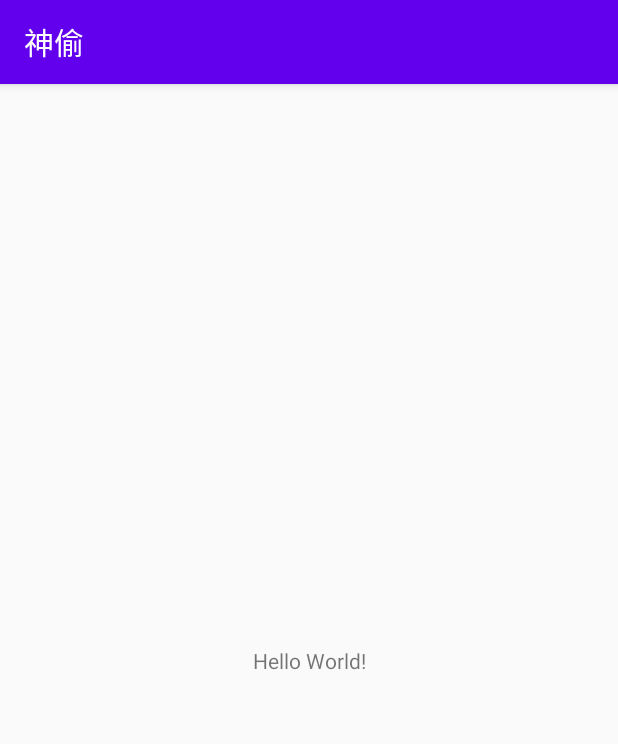
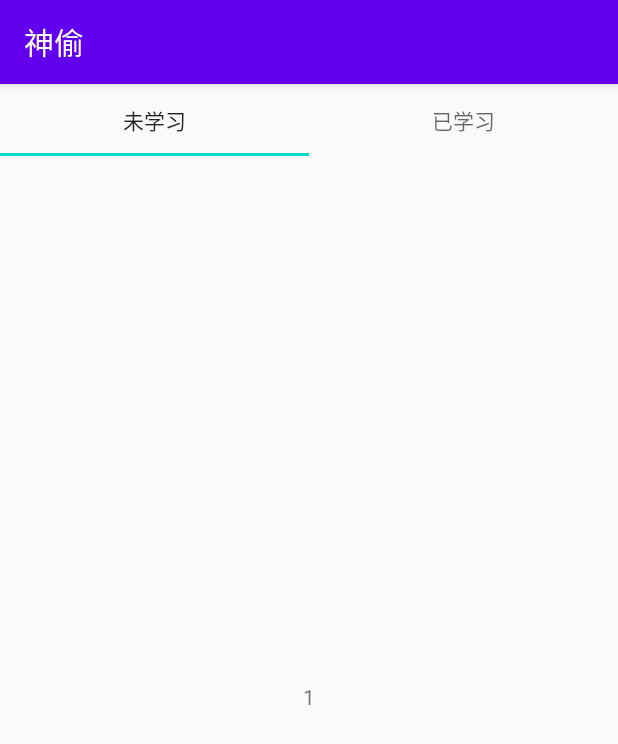
Before and after one commit to sg552/bug_study_android, an Android app: the screen it shows after launch (MainActivity), on a phone screen of 412 x 824 dp. Shown: the top 744 px of the screen. Run offline under Robolectric (Android 15) with nearby library versions, the phone set to English and light mode, and no system bars.

Commit message:
做了重命名

```diff
--- a/app/src/main/java/com/shentou/MainActivity.java
+++ b/app/src/main/java/com/shentou/MainActivity.java
@@ -14,7 +14,6 @@ import android.view.ViewGroup;
 public class MainActivity extends AppCompatActivity {
   @Override
   public void onCreate(Bundle savedInstanceState) {
-    Log.d("main", "==  hihihi");
     super.onCreate(savedInstanceState);
     setContentView(R.layout.activity_main);
   }
--- a/app/src/main/java/com/shentou/DemoObjectFragment.java
+++ b/app/src/main/java/com/shentou/SingleTabFragment.java
@@ -1,6 +1,7 @@
 package com.shentou;
 
 import android.os.Bundle;
+import android.util.Log;
 import android.view.LayoutInflater;
 import android.view.View;
 import android.view.ViewGroup;
@@ -10,7 +11,7 @@ import androidx.annotation.NonNull;
 import androidx.annotation.Nullable;
 import androidx.fragment.app.Fragment;
 
-public class DemoObjectFragment extends Fragment {
+public class SingleTabFragment extends Fragment {
   public static final String ARG_OBJECT = "object";
 
   @Override
@@ -22,7 +23,8 @@ public class DemoObjectFragment extends Fragment {
   @Override
   public void onViewCreated(@NonNull View view, @Nullable Bundle savedInstanceState) {
     Bundle args = getArguments();
-    ((TextView) view.findViewById(android.R.id.text1))
-            .setText(Integer.toString(args.getInt(ARG_OBJECT)));
+    TextView text = (TextView) view.findViewById(R.id.text1);
+    Log.i("== text: ", text.toString());
+    text.setText(Integer.toString(args.getInt(ARG_OBJECT)));
   }
 }
--- a/app/src/main/java/com/shentou/DemoCollectionPagerAdapter.java
+++ b/app/src/main/java/com/shentou/TabPagerAdapter.java
@@ -6,17 +6,17 @@ import androidx.fragment.app.Fragment;
 import androidx.fragment.app.FragmentManager;
 import androidx.fragment.app.FragmentStatePagerAdapter;
 
-class DemoCollectionPagerAdapter extends FragmentStatePagerAdapter {
-  public DemoCollectionPagerAdapter(FragmentManager fm) {
+class TabPagerAdapter extends FragmentStatePagerAdapter {
+  public TabPagerAdapter(FragmentManager fm) {
     super(fm);
   }
 
   @Override
   public Fragment getItem(int i) {
-    Fragment fragment = new DemoObjectFragment();
+    Fragment fragment = new SingleTabFragment();
     Bundle args = new Bundle();
     // Our object is just an integer :-P
-    args.putInt(DemoObjectFragment.ARG_OBJECT, i + 1);
+    args.putInt(SingleTabFragment.ARG_OBJECT, i + 1);
     fragment.setArguments(args);
     return fragment;
   }
@@ -28,6 +28,14 @@ class DemoCollectionPagerAdapter extends FragmentStatePagerAdapter {
 
   @Override
   public CharSequence getPageTitle(int position) {
-    return "OBJECT " + (position + 1);
+    CharSequence title = "";
+    if(position == 0){
+      title = "未学习";
+    }else if (position == 1){
+      title = "已学习";
+    }else {
+      title = "";
+    }
+    return title;
   }
 }
--- a/app/src/main/java/com/shentou/CollectionDemoFragment.java
+++ b/app/src/main/java/com/shentou/TabsFragment.java
@@ -11,14 +11,10 @@ import androidx.fragment.app.Fragment;
 import androidx.viewpager.widget.ViewPager;
 
 import com.google.android.material.tabs.TabLayout;
-import com.shentou.DemoCollectionPagerAdapter;
-import com.shentou.R;
 
-public class CollectionDemoFragment extends Fragment {
+public class TabsFragment extends Fragment {
 
-  // When requested, this adapter returns a DemoObjectFragment,
-  // representing an object in the collection.
-  DemoCollectionPagerAdapter demoCollectionPagerAdapter;
+  TabPagerAdapter tabPagerAdapter;
   ViewPager viewPager;
 
   @Nullable
@@ -31,9 +27,9 @@ public class CollectionDemoFragment extends Fragment {
 
   @Override
   public void onViewCreated(@NonNull View view, @Nullable Bundle savedInstanceState) {
-    demoCollectionPagerAdapter = new DemoCollectionPagerAdapter(getChildFragmentManager());
+    tabPagerAdapter = new TabPagerAdapter(getChildFragmentManager());
     viewPager = view.findViewById(R.id.pager);
-    viewPager.setAdapter(demoCollectionPagerAdapter);
+    viewPager.setAdapter(tabPagerAdapter);
 
     TabLayout tabLayout = view.findViewById(R.id.tab_layout);
     tabLayout.setupWithViewPager(viewPager);
--- a/app/src/main/res/layout/activity_main.xml
+++ b/app/src/main/res/layout/activity_main.xml
@@ -1,25 +1,13 @@
 <?xml version="1.0" encoding="utf-8"?>
-<androidx.constraintlayout.widget.ConstraintLayout xmlns:android="http://schemas.android.com/apk/res/android"
-    xmlns:app="http://schemas.android.com/apk/res-auto"
+<LinearLayout xmlns:android="http://schemas.android.com/apk/res/android"
     xmlns:tools="http://schemas.android.com/tools"
     android:layout_width="match_parent"
     android:layout_height="match_parent"
     tools:context=".MainActivity">
 
-    <TextView
-        android:layout_width="wrap_content"
-        android:layout_height="wrap_content"
-        android:text="Hello World!"
-        app:layout_constraintBottom_toBottomOf="parent"
-        app:layout_constraintLeft_toLeftOf="parent"
-        app:layout_constraintRight_toRightOf="parent"
-        app:layout_constraintTop_toTopOf="parent" />
-
-    <!--
-    <fragment android:name="com.shentou.CollectionDemoFragment"
+    <fragment android:name="com.shentou.TabsFragment"
         android:id="@+id/collection_demo_fragment"
         android:layout_width="match_parent"
         android:layout_weight="1"
         android:layout_height="match_parent" />
-    -->
-</androidx.constraintlayout.widget.ConstraintLayout>
+</LinearLayout>
--- a/app/src/main/res/layout/fragment_collection_object.xml
+++ b/app/src/main/res/layout/fragment_collection_object.xml
@@ -1,6 +1,19 @@
 <?xml version="1.0" encoding="utf-8"?>
-<androidx.constraintlayout.widget.ConstraintLayout
-    xmlns:android="http://schemas.android.com/apk/res/android" android:layout_width="match_parent"
-    android:layout_height="match_parent">
+<androidx.constraintlayout.widget.ConstraintLayout xmlns:android="http://schemas.android.com/apk/res/android"
+    xmlns:app="http://schemas.android.com/apk/res-auto"
+    xmlns:tools="http://schemas.android.com/tools"
+    android:layout_width="match_parent"
+    android:layout_height="match_parent"
+    tools:context=".MainActivity">
+
+    <TextView
+        android:id="@+id/text1"
+        android:layout_width="wrap_content"
+        android:layout_height="wrap_content"
+        android:text="Hello World!"
+        app:layout_constraintBottom_toBottomOf="parent"
+        app:layout_constraintLeft_toLeftOf="parent"
+        app:layout_constraintRight_toRightOf="parent"
+        app:layout_constraintTop_toTopOf="parent" />
 
 </androidx.constraintlayout.widget.ConstraintLayout>
```
